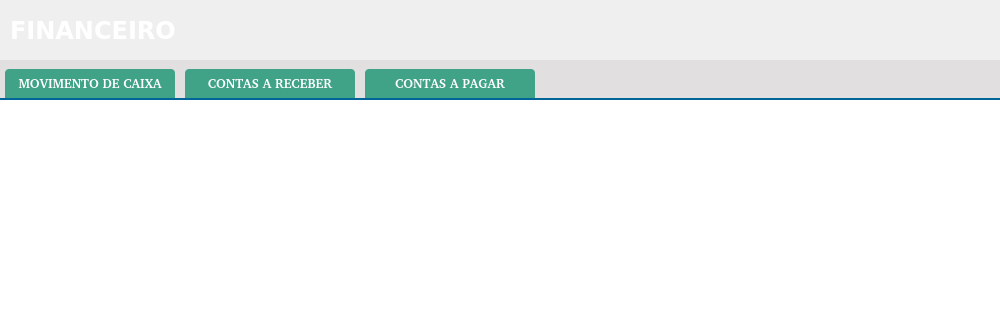
Above: controle_estoque/UI_Files/mainFinanceiro.ui from andrersp/controleEstoque before the change; both pictures show x 0 to 1000 and y 0 to 320 of the 1000 by 600 pixel window. Below: the same form after it.
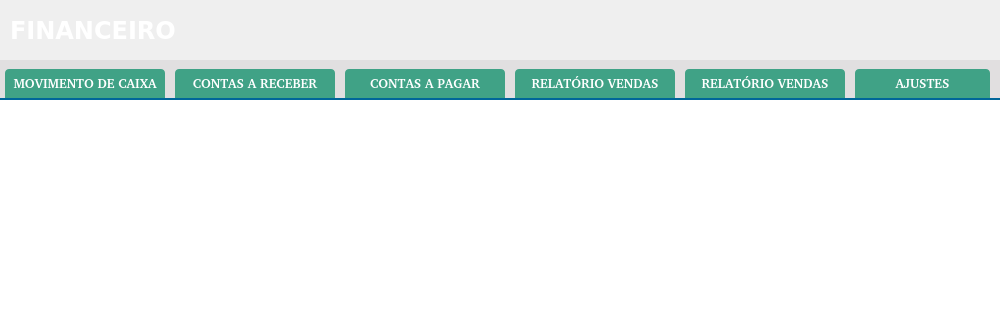
That is the form after the change. Icons and pictures are not drawn.

```diff
--- a/controle_estoque/UI_Files/mainFinanceiro.ui
+++ b/controle_estoque/UI_Files/mainFinanceiro.ui
@@ -107,7 +107,7 @@
       <rect>
        <x>5</x>
        <y>2</y>
-       <width>170</width>
+       <width>160</width>
        <height>36</height>
       </rect>
      </property>
@@ -170,9 +170,9 @@
     <widget class="QPushButton" name="bt_AReceber">
      <property name="geometry">
       <rect>
-       <x>185</x>
+       <x>175</x>
        <y>2</y>
-       <width>170</width>
+       <width>160</width>
        <height>36</height>
       </rect>
      </property>
@@ -238,9 +238,9 @@
      </property>
      <property name="geometry">
       <rect>
-       <x>365</x>
+       <x>345</x>
        <y>2</y>
-       <width>170</width>
+       <width>160</width>
        <height>36</height>
       </rect>
      </property>
@@ -300,6 +300,210 @@
       <bool>true</bool>
      </property>
     </widget>
+    <widget class="QPushButton" name="bt_relatVendas">
+     <property name="enabled">
+      <bool>true</bool>
+     </property>
+     <property name="geometry">
+      <rect>
+       <x>515</x>
+       <y>2</y>
+       <width>160</width>
+       <height>36</height>
+      </rect>
+     </property>
+     <property name="font">
+      <font>
+       <family>Arial [Mono]</family>
+       <pointsize>10</pointsize>
+       <weight>75</weight>
+       <bold>true</bold>
+      </font>
+     </property>
+     <property name="cursor">
+      <cursorShape>PointingHandCursor</cursorShape>
+     </property>
+     <property name="focusPolicy">
+      <enum>Qt::NoFocus</enum>
+     </property>
+     <property name="autoFillBackground">
+      <bool>false</bool>
+     </property>
+     <property name="styleSheet">
+      <string notr="true">QPushButton{
+background: #40A286 ;
+border: none;
+color: #FFF;
+border-top-left-radius: 4px;
+border-top-right-radius: 4px;
+margin-top: 7px;
+}
+QPushButton:hover {
+background: #7AB32E;
+margin-top: 0;
+}
+QPushButton:disabled {
+background: #7AB32E;
+margin-top: 0;
+}
+</string>
+     </property>
+     <property name="text">
+      <string>RELATÓRIO VENDAS</string>
+     </property>
+     <property name="icon">
+      <iconset>
+       <normaloff>../../RSP/Images/icon/tag-new.png</normaloff>../../RSP/Images/icon/tag-new.png</iconset>
+     </property>
+     <property name="iconSize">
+      <size>
+       <width>25</width>
+       <height>25</height>
+      </size>
+     </property>
+     <property name="shortcut">
+      <string>F7</string>
+     </property>
+     <property name="flat">
+      <bool>true</bool>
+     </property>
+    </widget>
+    <widget class="QPushButton" name="bt_relatCompras">
+     <property name="enabled">
+      <bool>true</bool>
+     </property>
+     <property name="geometry">
+      <rect>
+       <x>685</x>
+       <y>2</y>
+       <width>160</width>
+       <height>36</height>
+      </rect>
+     </property>
+     <property name="font">
+      <font>
+       <family>Arial [Mono]</family>
+       <pointsize>10</pointsize>
+       <weight>75</weight>
+       <bold>true</bold>
+      </font>
+     </property>
+     <property name="cursor">
+      <cursorShape>PointingHandCursor</cursorShape>
+     </property>
+     <property name="focusPolicy">
+      <enum>Qt::NoFocus</enum>
+     </property>
+     <property name="autoFillBackground">
+      <bool>false</bool>
+     </property>
+     <property name="styleSheet">
+      <string notr="true">QPushButton{
+background: #40A286 ;
+border: none;
+color: #FFF;
+border-top-left-radius: 4px;
+border-top-right-radius: 4px;
+margin-top: 7px;
+}
+QPushButton:hover {
+background: #7AB32E;
+margin-top: 0;
+}
+QPushButton:disabled {
+background: #7AB32E;
+margin-top: 0;
+}
+</string>
+     </property>
+     <property name="text">
+      <string>RELATÓRIO VENDAS</string>
+     </property>
+     <property name="icon">
+      <iconset>
+       <normaloff>../../RSP/Images/icon/tag-new.png</normaloff>../../RSP/Images/icon/tag-new.png</iconset>
+     </property>
+     <property name="iconSize">
+      <size>
+       <width>25</width>
+       <height>25</height>
+      </size>
+     </property>
+     <property name="shortcut">
+      <string>F7</string>
+     </property>
+     <property name="flat">
+      <bool>true</bool>
+     </property>
+    </widget>
+    <widget class="QPushButton" name="bt_ajustesFinanceiro">
+     <property name="enabled">
+      <bool>true</bool>
+     </property>
+     <property name="geometry">
+      <rect>
+       <x>855</x>
+       <y>2</y>
+       <width>135</width>
+       <height>36</height>
+      </rect>
+     </property>
+     <property name="font">
+      <font>
+       <family>Arial [Mono]</family>
+       <pointsize>10</pointsize>
+       <weight>75</weight>
+       <bold>true</bold>
+      </font>
+     </property>
+     <property name="cursor">
+      <cursorShape>PointingHandCursor</cursorShape>
+     </property>
+     <property name="focusPolicy">
+      <enum>Qt::NoFocus</enum>
+     </property>
+     <property name="autoFillBackground">
+      <bool>false</bool>
+     </property>
+     <property name="styleSheet">
+      <string notr="true">QPushButton{
+background: #40A286 ;
+border: none;
+color: #FFF;
+border-top-left-radius: 4px;
+border-top-right-radius: 4px;
+margin-top: 7px;
+}
+QPushButton:hover {
+background: #7AB32E;
+margin-top: 0;
+}
+QPushButton:disabled {
+background: #7AB32E;
+margin-top: 0;
+}
+</string>
+     </property>
+     <property name="text">
+      <string>AJUSTES</string>
+     </property>
+     <property name="icon">
+      <iconset>
+       <normaloff>../../RSP/Images/icon/tag-new.png</normaloff>../../RSP/Images/icon/tag-new.png</iconset>
+     </property>
+     <property name="iconSize">
+      <size>
+       <width>25</width>
+       <height>25</height>
+      </size>
+     </property>
+     <property name="shortcut">
+      <string>F7</string>
+     </property>
+     <property name="flat">
+      <bool>true</bool>
+     </property>
+    </widget>
    </widget>
    <zorder>ct_financeiro</zorder>
    <zorder>fr_TituloFinanceiro</zorder>
```
